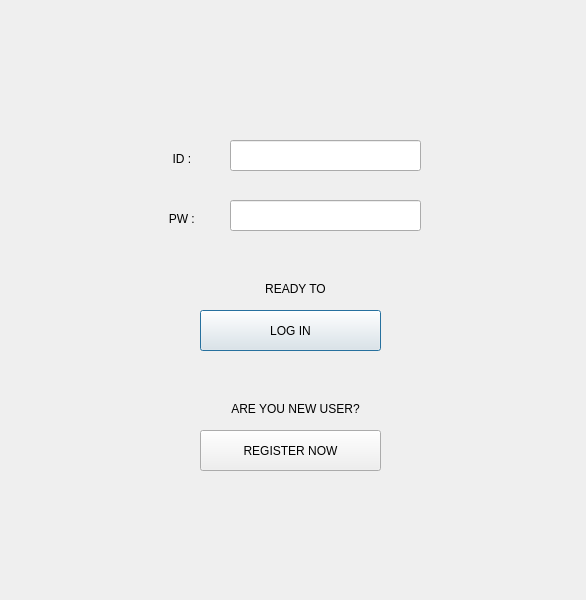
HeegonChae/Addindeu_IOT_Project, file src/gui/login.ui: the form before one commit.
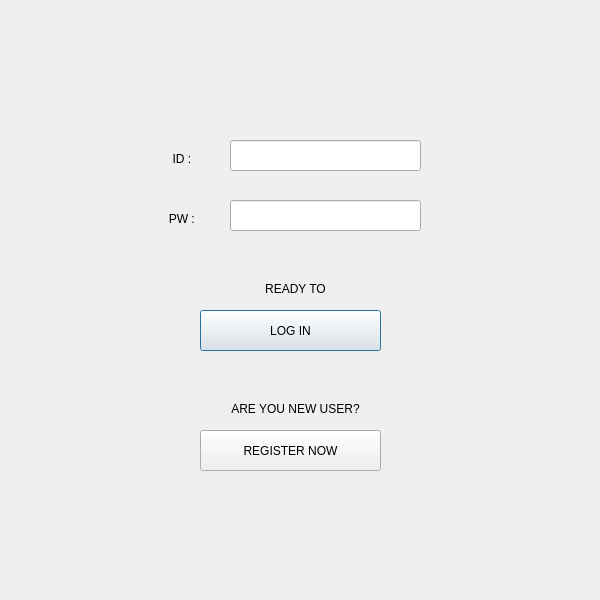
The form after the commit.

What changed in the file:
```diff
--- a/src/gui/login.ui
+++ b/src/gui/login.ui
@@ -6,7 +6,7 @@
    <rect>
     <x>0</x>
     <y>0</y>
-    <width>586</width>
+    <width>600</width>
     <height>600</height>
    </rect>
   </property>
```
Left out of the diff: 3 changed lines with no effect on the pictures.
